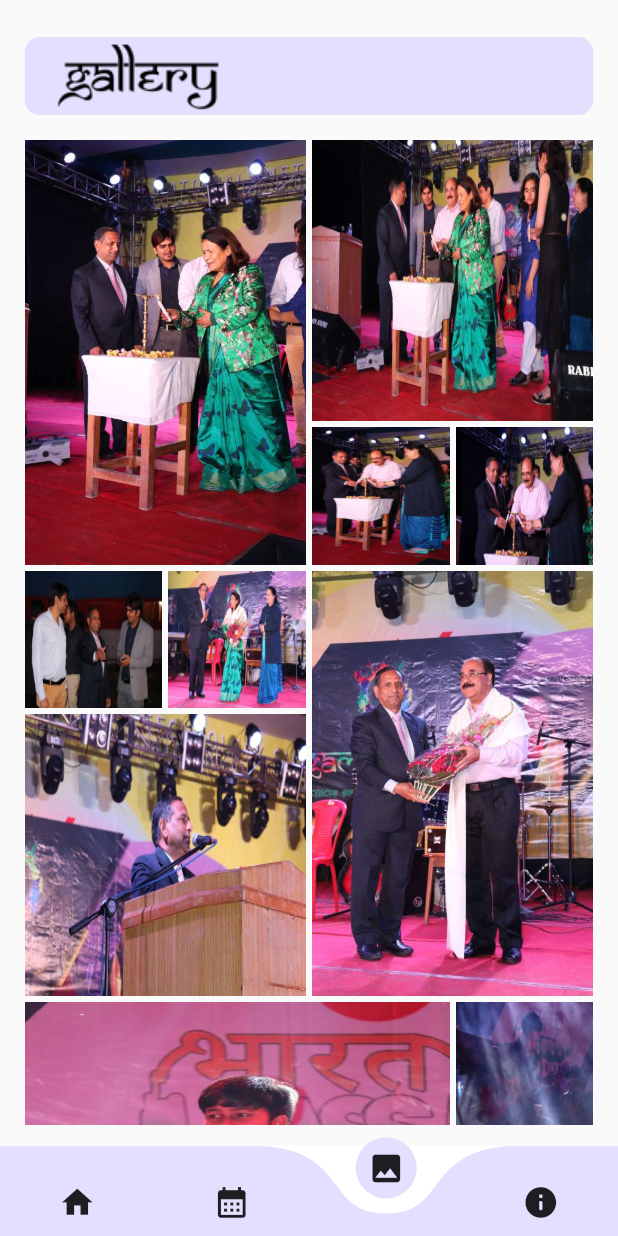
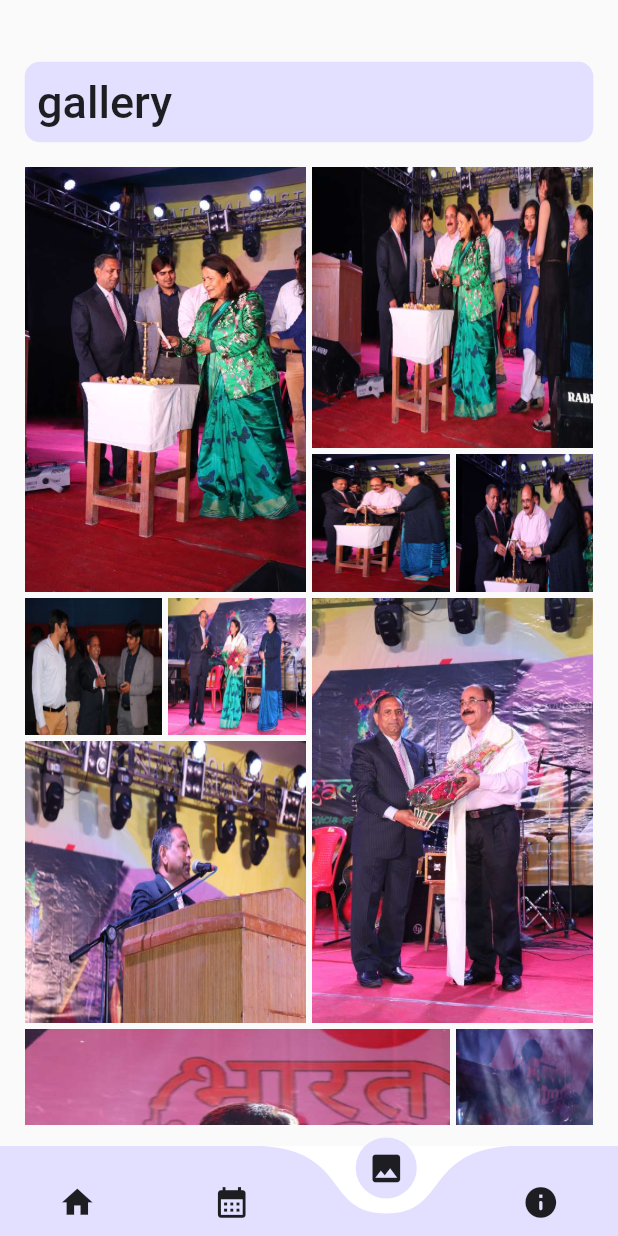
Before and after one commit to DevCANS/udgam2k23App, a Flutter app: the screen it shows after launch, item 3 of the bottom bar chosen, on a phone screen of 412 x 824 dp. Run offline on Flutter 3.47's test engine with Material 2 defaults, Android fonts, the phone set to English and light mode, and no system bars; drawn by our look-alikes of curved_navigation_bar; our stand-ins replace carousel_slider, font_awesome_flutter, google_fonts; missing offline and left inert: easy_image_viewer; Roboto replaces fonts that are missing (Samarkan).

Commit message:
Fixed the full screen image glitch

```diff
--- a/udgam2k23/lib/screens/gallery/gallery_screen.dart
+++ b/udgam2k23/lib/screens/gallery/gallery_screen.dart
@@ -15,6 +15,7 @@ class _GalleryScreenState extends State<GalleryScreen> {
   Widget build(BuildContext context) {
     final Size size = MediaQuery.of(context).size;
     return Scaffold(
+      // ignore: sized_box_for_whitespace
       body: Container(
         height: size.height * 0.91,
         child: SingleChildScrollView(
@@ -28,9 +29,10 @@ class _GalleryScreenState extends State<GalleryScreen> {
               crossAxisAlignment: CrossAxisAlignment.start,
               children: [
                 SizedBox(
-                  height: size.height * 0.03,
+                  height: size.height * 0.05,
                 ),
                 Container(
+                  height: size.height * 0.065,
                   decoration: BoxDecoration(
                     color: backgroundColor,
                     borderRadius: BorderRadius.circular(
@@ -42,10 +44,15 @@ class _GalleryScreenState extends State<GalleryScreen> {
                       left: size.width * 0.02,
                     ),
                     child: Row(
-                      mainAxisAlignment: MainAxisAlignment.spaceBetween,
-                      children: [
-                        Image.asset(
-                          "assets/images/gallery.png",
+                      mainAxisAlignment: MainAxisAlignment.start,
+                      children: const [
+                        Text(
+                          "gallery",
+                          style: TextStyle(
+                            fontFamily: 'Samarkan',
+                            fontSize: 30,
+                            fontWeight: FontWeight.w500,
+                          ),
                         ),
                       ],
                     ),
--- a/udgam2k23/lib/screens/gallery/widgets/image_card.dart
+++ b/udgam2k23/lib/screens/gallery/widgets/image_card.dart
@@ -25,7 +25,10 @@ class ImageCard extends StatelessWidget {
           showImageViewer(
             context,
             Image.asset(imagePath).image,
-            swipeDismissible: false,
+            swipeDismissible: true,
+            doubleTapZoomable: true,
+            useSafeArea: false,
+            immersive: false,
           );
         },
         child: Image.asset(
--- a/udgam2k23/lib/screens/home/widgets/featured_card1.dart
+++ b/udgam2k23/lib/screens/home/widgets/featured_card1.dart
@@ -50,6 +50,7 @@ class FeaturedCard1 extends StatelessWidget {
                   ),
                 ],
               ),
+              // ignore: sized_box_for_whitespace
               Container(
                 height: size.height * 0.14,
                 child: Image.asset(
--- a/udgam2k23/lib/screens/home/widgets/featured_card2.dart
+++ b/udgam2k23/lib/screens/home/widgets/featured_card2.dart
@@ -28,6 +28,7 @@ class FeaturedCard2 extends StatelessWidget {
           child: Row(
             mainAxisAlignment: MainAxisAlignment.spaceBetween,
             children: [
+              // ignore: sized_box_for_whitespace
               Container(
                 height: size.height * 0.14,
                 child: Image.asset(
```
Also changed, not shown: udgam2k23/lib/main.dart (+7 -2 lines), udgam2k23/lib/screens/home/home_screen.dart (+12 -19 lines), udgam2k23/pubspec.yaml (+5 -5 lines), udgam2k23/pubspec.lock.
